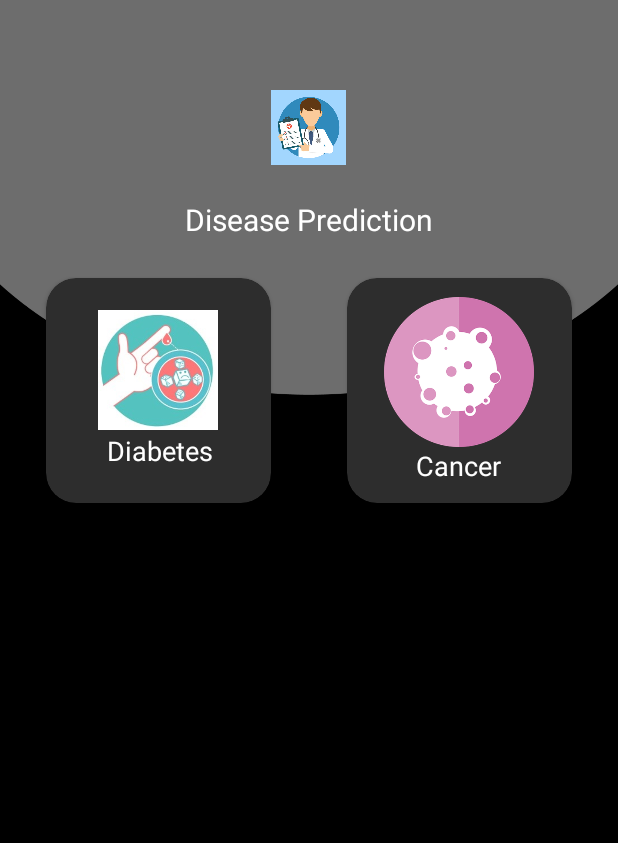
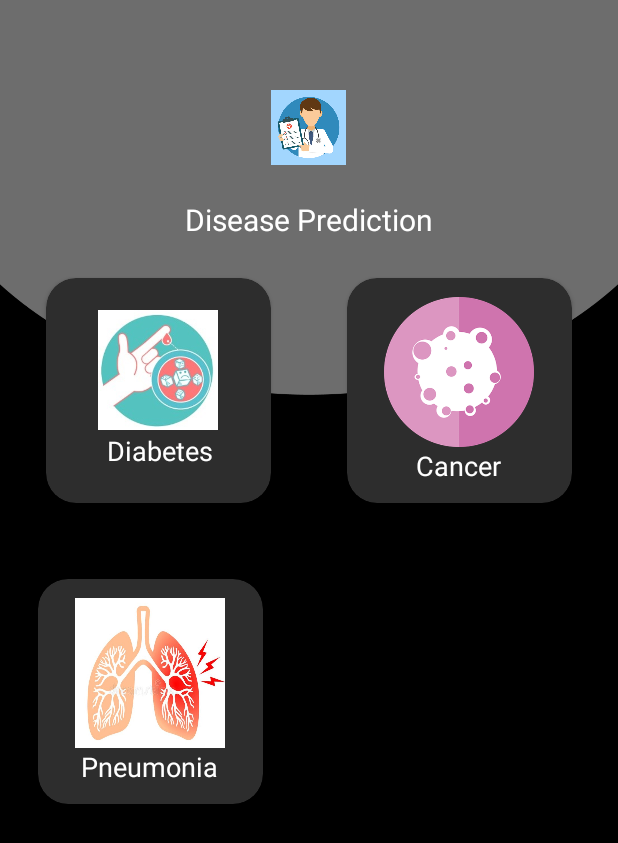
Before and after one commit to patilharss/DiseasePrediction, an Android app: the screen it shows after launch (MainActivity), on a phone screen of 412 x 824 dp. Shown: the top 843 px of the screen. Run offline under Robolectric (Android 15) with nearby library versions, the phone set to English and light mode, and no system bars.

Commit message:
added pneumonia activity UI

```diff
--- a/app/src/main/java/com/example/diseaseprediction/MainActivity.java
+++ b/app/src/main/java/com/example/diseaseprediction/MainActivity.java
@@ -14,7 +14,7 @@ import android.widget.Toast;
 
 
 public class MainActivity extends AppCompatActivity {
-    CardView diabetesButton,cancerButton;
+    CardView diabetesButton,cancerButton,pneumoniaButton;
 
     @Override
     protected void onCreate(Bundle savedInstanceState) {
@@ -23,7 +23,7 @@ public class MainActivity extends AppCompatActivity {
 
         diabetesButton=findViewById(R.id.dbutton);
         cancerButton=findViewById(R.id.cancerButton);
-
+        pneumoniaButton=findViewById(R.id.pbutton);
 
         diabetesButton.setOnClickListener(new View.OnClickListener() {
             @Override
@@ -42,5 +42,13 @@ public class MainActivity extends AppCompatActivity {
             }
         });
 
+        pneumoniaButton.setOnClickListener(new View.OnClickListener(){
+           @Override
+            public void onClick(View v){
+               Intent i = new Intent(getApplicationContext(),Pneumonia.class);
+               startActivity(i);
+           }
+        });
+
     }
 }
--- a/app/src/main/res/layout/activity_main.xml
+++ b/app/src/main/res/layout/activity_main.xml
@@ -43,43 +43,43 @@
     </LinearLayout>
 
     <LinearLayout
+        android:id="@+id/linear1"
         android:layout_width="match_parent"
         android:layout_height="wrap_content"
-
-        android:gravity="center"
         android:layout_below="@id/line2"
-        android:layout_weight="1">
+        android:layout_weight="1"
+        android:gravity="center">
 
         <androidx.cardview.widget.CardView
+            android:id="@+id/dbutton"
             android:layout_width="150dp"
             android:layout_height="150dp"
-            android:id="@+id/dbutton"
             android:layout_margin="25dp"
             app:cardBackgroundColor="#2D2D2D"
-            app:cardCornerRadius="20dp" >
+            app:cardCornerRadius="20dp">
 
             <LinearLayout
                 android:layout_width="wrap_content"
+                android:layout_height="wrap_content"
+
                 android:layout_gravity="center"
+                android:orientation="vertical">
 
-                android:orientation="vertical"
-                android:layout_height="wrap_content" >
                 <ImageView
                     android:layout_width="80dp"
-                    android:padding="1dp"
                     android:layout_height="80dp"
                     android:layout_gravity="center"
                     android:background="@drawable/dvector"
-                    />
+                    android:padding="1dp" />
+
                 <TextView
-                    android:padding="1dp"
                     android:layout_width="80dp"
                     android:layout_height="wrap_content"
+                    android:layout_gravity="center"
+                    android:padding="1dp"
                     android:text=" Diabetes"
-                    android:textSize="18sp"
-                    android:layout_gravity="center"
                     android:textColor="@color/white"
-                    />
+                    android:textSize="18sp" />
 
 
             </LinearLayout>
@@ -88,31 +88,31 @@
         </androidx.cardview.widget.CardView>
 
         <androidx.cardview.widget.CardView
+            android:id="@+id/cancerButton"
             android:layout_width="150dp"
             android:layout_height="150dp"
             android:layout_margin="25dp"
-            android:id="@+id/cancerButton"
             app:cardBackgroundColor="#2D2D2D"
-            app:cardCornerRadius="20dp" >
+            app:cardCornerRadius="20dp">
 
             <LinearLayout
                 android:layout_width="wrap_content"
                 android:layout_height="wrap_content"
-            android:orientation="vertical"
                 android:layout_gravity="center"
-            android:gravity="center">
+                android:gravity="center"
+                android:orientation="vertical">
 
                 <ImageView
                     android:layout_width="100dp"
                     android:layout_height="100dp"
-                android:background="@drawable/cancer"/>
+                    android:background="@drawable/cancer" />
 
                 <TextView
                     android:layout_width="wrap_content"
                     android:layout_height="wrap_content"
                     android:text="Cancer"
+                    android:textColor="@color/white"
                     android:textSize="18sp"
-                android:textColor="@color/white"
 
                     />
 
@@ -121,6 +121,49 @@
 
         </androidx.cardview.widget.CardView>
 
+    </LinearLayout>
+    <LinearLayout
+        android:layout_width="wrap_content"
+        android:layout_height="wrap_content"
+        android:layout_below="@id/linear1"
+        android:gravity="center"
+        android:id="@+id/linear2">
+        <androidx.cardview.widget.CardView
+            android:layout_width="150dp"
+            android:layout_height="150dp"
+            android:id="@+id/pbutton"
+            android:layout_margin="25dp"
+            app:cardBackgroundColor="#2D2D2D"
+            app:cardCornerRadius="20dp">
+            <LinearLayout
+                android:layout_width="wrap_content"
+                android:layout_height="wrap_content"
+                android:layout_gravity="center"
+                android:gravity="center"
+                android:orientation="vertical">
+
+                <ImageView
+                    android:layout_width="100dp"
+                    android:layout_height="100dp"
+                    android:background="@drawable/phneu" />
+
+                <TextView
+                    android:layout_width="wrap_content"
+                    android:layout_height="wrap_content"
+                    android:text="Pneumonia"
+                    android:textColor="@color/white"
+                    android:textSize="18sp"
+
+                    />
+
+
+            </LinearLayout>
+
+
+
+        </androidx.cardview.widget.CardView>
+
+
 
     </LinearLayout>
 
```
Also changed, not shown: app/src/main/AndroidManifest.xml (+9 -4 lines), app/src/main/java/com/example/diseaseprediction/Pneumonia.java (added, +14 -0 lines), app/src/main/res/layout/activity_pneumonia.xml (added, +42 -0 lines), app/src/main/res/drawable/phneu.jpg (added). Lines whose indentation alone changed are shown as unchanged.
